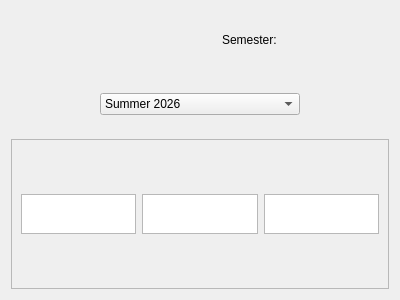
Above: studentregistrationform.ui from RyanLewis155/College-Portal-Project before the change. Below: the same form after it.
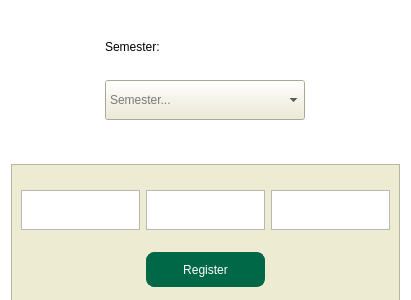
That is the form after the change.

Patch:
```diff
--- a/studentregistrationform.ui
+++ b/studentregistrationform.ui
@@ -6,47 +6,27 @@
    <rect>
     <x>0</x>
     <y>0</y>
-    <width>400</width>
+    <width>411</width>
     <height>300</height>
    </rect>
   </property>
+  <property name="maximumSize">
+   <size>
+    <width>600</width>
+    <height>300</height>
+   </size>
+  </property>
   <property name="windowTitle">
    <string>Form</string>
   </property>
+  <property name="styleSheet">
+   <string notr="true">QWidget#StudentRegistrationForm {
+	background-color: white;
+}</string>
+  </property>
   <layout class="QGridLayout" name="gridLayout">
-   <item row="2" column="1" colspan="2" alignment="Qt::AlignmentFlag::AlignHCenter|Qt::AlignmentFlag::AlignVCenter">
-    <widget class="QComboBox" name="comboBox">
-     <property name="minimumSize">
-      <size>
-       <width>200</width>
-       <height>0</height>
-      </size>
-     </property>
-     <property name="maximumSize">
-      <size>
-       <width>250</width>
-       <height>16777215</height>
-      </size>
-     </property>
-     <item>
-      <property name="text">
-       <string>Summer 2026</string>
-      </property>
-     </item>
-     <item>
-      <property name="text">
-       <string>Fall 2026</string>
-      </property>
-     </item>
-     <item>
-      <property name="text">
-       <string>Spring 2027</string>
-      </property>
-     </item>
-    </widget>
-   </item>
-   <item row="3" column="0" rowspan="2" colspan="4" alignment="Qt::AlignmentFlag::AlignHCenter|Qt::AlignmentFlag::AlignVCenter">
-    <widget class="QFrame" name="frame">
+   <item row="1" column="0">
+    <widget class="QFrame" name="frame_CourseEntries">
      <property name="sizePolicy">
       <sizepolicy hsizetype="Expanding" vsizetype="Preferred">
        <horstretch>0</horstretch>
@@ -65,6 +45,11 @@
        <height>100</height>
       </size>
      </property>
+     <property name="styleSheet">
+      <string notr="true">QFrame#frame_CourseEntries {
+	background-color: #EDEBD1;
+}</string>
+     </property>
      <property name="frameShape">
       <enum>QFrame::Shape::StyledPanel</enum>
      </property>
@@ -75,32 +60,6 @@
       <number>1</number>
      </property>
      <layout class="QGridLayout" name="gridLayout_2">
-      <item row="0" column="0">
-       <widget class="QTextEdit" name="textEdit">
-        <property name="sizePolicy">
-         <sizepolicy hsizetype="Expanding" vsizetype="Expanding">
-          <horstretch>0</horstretch>
-          <verstretch>0</verstretch>
-         </sizepolicy>
-        </property>
-        <property name="maximumSize">
-         <size>
-          <width>16777215</width>
-          <height>40</height>
-         </size>
-        </property>
-       </widget>
-      </item>
-      <item row="0" column="1">
-       <widget class="QTextEdit" name="textEdit_2">
-        <property name="maximumSize">
-         <size>
-          <width>16777215</width>
-          <height>40</height>
-         </size>
-        </property>
-       </widget>
-      </item>
       <item row="0" column="2">
        <widget class="QTextEdit" name="textEdit_3">
         <property name="maximumSize">
@@ -111,17 +70,172 @@
         </property>
        </widget>
       </item>
+      <item row="0" column="1">
+       <widget class="QTextEdit" name="textEdit_course2">
+        <property name="maximumSize">
+         <size>
+          <width>16777215</width>
+          <height>40</height>
+         </size>
+        </property>
+       </widget>
+      </item>
+      <item row="0" column="0">
+       <widget class="QTextEdit" name="textEdit_course1">
+        <property name="sizePolicy">
+         <sizepolicy hsizetype="Expanding" vsizetype="Expanding">
+          <horstretch>0</horstretch>
+          <verstretch>0</verstretch>
+         </sizepolicy>
+        </property>
+        <property name="maximumSize">
+         <size>
+          <width>16777215</width>
+          <height>40</height>
+         </size>
+        </property>
+       </widget>
+      </item>
+      <item row="1" column="1">
+       <widget class="QPushButton" name="pushButton_CRNRegister">
+        <property name="minimumSize">
+         <size>
+          <width>0</width>
+          <height>35</height>
+         </size>
+        </property>
+        <property name="cursor">
+         <cursorShape>PointingHandCursor</cursorShape>
+        </property>
+        <property name="styleSheet">
+         <string notr="true">QPushButton#pushButton_CRNRegister {
+    font: 16pt 'Inter-VariableFont_opsz,wght';
+    color: white;
+    border-radius: 8px;
+	background-color: #006747;
+	border: 1px solid #006747; 
+}
+
+QPushButton#pushButton_CRNRegister:hover {
+    font: 16pt 'Inter-VariableFont_opsz,wght';
+    color: white;
+    border-radius: 8px;
+	background-color: #005432;
+	border: 1px solid #005432; 
+}</string>
+        </property>
+        <property name="text">
+         <string>Register</string>
+        </property>
+       </widget>
+      </item>
      </layout>
     </widget>
    </item>
-   <item row="0" column="2" alignment="Qt::AlignmentFlag::AlignHCenter">
-    <widget class="QLabel" name="label_SemesterPicker">
+   <item row="0" column="0" alignment="Qt::AlignmentFlag::AlignHCenter">
+    <widget class="QFrame" name="frame_Semester">
+     <property name="sizePolicy">
+      <sizepolicy hsizetype="Preferred" vsizetype="Fixed">
+       <horstretch>0</horstretch>
+       <verstretch>0</verstretch>
+      </sizepolicy>
+     </property>
+     <property name="minimumSize">
+      <size>
+       <width>0</width>
+       <height>40</height>
+      </size>
+     </property>
+     <property name="maximumSize">
+      <size>
+       <width>16777215</width>
+       <height>150</height>
+      </size>
+     </property>
      <property name="styleSheet">
-      <string notr="true">color: black;</string>
+      <string notr="true">QFrame#frame_Semester {
+	background-color: white;
+}</string>
      </property>
-     <property name="text">
-      <string>Semester: </string>
-     </property>
+     <layout class="QVBoxLayout" name="verticalLayout">
+      <item>
+       <widget class="QLabel" name="label_SemesterPicker">
+        <property name="sizePolicy">
+         <sizepolicy hsizetype="Expanding" vsizetype="Expanding">
+          <horstretch>0</horstretch>
+          <verstretch>0</verstretch>
+         </sizepolicy>
+        </property>
+        <property name="maximumSize">
+         <size>
+          <width>16777215</width>
+          <height>50</height>
+         </size>
+        </property>
+        <property name="styleSheet">
+         <string notr="true">QLabel#label_SemesterPicker {
+	background-color: white;
+	color: black;
+}</string>
+        </property>
+        <property name="text">
+         <string>Semester: </string>
+        </property>
+       </widget>
+      </item>
+      <item>
+       <widget class="QComboBox" name="comboBox_RegSemester">
+        <property name="sizePolicy">
+         <sizepolicy hsizetype="Preferred" vsizetype="Expanding">
+          <horstretch>0</horstretch>
+          <verstretch>0</verstretch>
+         </sizepolicy>
+        </property>
+        <property name="minimumSize">
+         <size>
+          <width>200</width>
+          <height>0</height>
+         </size>
+        </property>
+        <property name="maximumSize">
+         <size>
+          <width>250</width>
+          <height>40</height>
+         </size>
+        </property>
+        <property name="autoFillBackground">
+         <bool>false</bool>
+        </property>
+        <property name="styleSheet">
+         <string notr="true">QComboBox#comboBox_RegSemester {
+	background-color: #EDEBD1;
+	color: black;
+}</string>
+        </property>
+        <property name="currentText">
+         <string>Summer 2026</string>
+        </property>
+        <property name="placeholderText">
+         <string>Semester...</string>
+        </property>
+        <item>
+         <property name="text">
+          <string>Summer 2026</string>
+         </property>
+        </item>
+        <item>
+         <property name="text">
+          <string>Fall 2026</string>
+         </property>
+        </item>
+        <item>
+         <property name="text">
+          <string>Spring 2027</string>
+         </property>
+        </item>
+       </widget>
+      </item>
+     </layout>
     </widget>
    </item>
   </layout>
```
Left out of the diff: 2 changed lines with no effect on the pictures.
